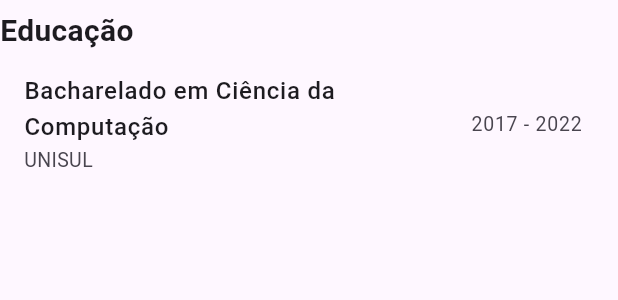
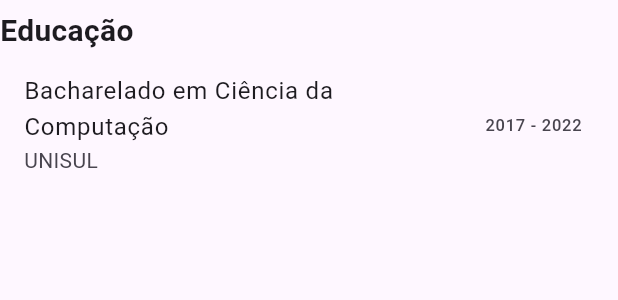
Before and after one commit to marcosvhd1/portfolio, a Flutter app: the HomePageEducation widget shown alone on an empty page, opened directly, on a phone screen of 412 x 824 dp. Shown: the top 300 px of the screen. Run offline on Flutter 3.47's test engine with Material 3 defaults, Android fonts, the phone set to English and light mode, and no system bars; our stand-ins replace font_awesome_flutter; network calls fail.

Commit message:
ajustes finais

```diff
--- a/lib/pages/components/home_page_education.dart
+++ b/lib/pages/components/home_page_education.dart
@@ -18,27 +18,9 @@ class HomePageEducation extends StatelessWidget {
         ),
         SizedBox(height: 6),
         ListTile(
-          title: Text(
-            'Bacharelado em Ciência da Computação',
-            style: TextStyle(
-              fontSize: 16,
-              fontWeight: FontWeight.w500,
-            ),
-          ),
-          subtitle: Text(
-            'UNISUL',
-            style: TextStyle(
-              fontSize: 13,
-              fontWeight: FontWeight.w400,
-            ),
-          ),
-          trailing: Text(
-            '2017 - 2022',
-            style: TextStyle(
-              fontSize: 13,
-              fontWeight: FontWeight.w400,
-            ),
-          ),
+          title: Text('Bacharelado em Ciência da Computação'),
+          subtitle: Text('UNISUL'),
+          trailing: Text('2017 - 2022'),
         ),
         SizedBox(height: 6),
       ],
```
Also changed, not shown: lib/pages/components/home_page_contact.dart (+19 -11 lines), lib/pages/components/home_page_experience.dart (+10 -1 lines).
